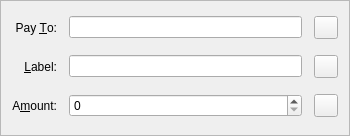
Above: src/qt/forms/sendcoinsentry.ui from FrankygoestoHollywood/CampusCash_Core before the change. Below: the same form after it.
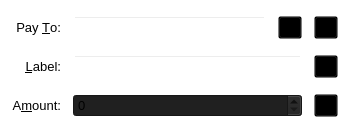
That is the form after the change. Icons and pictures are not drawn. Custom widgets are drawn as their Qt base class.

```diff
--- a/src/qt/forms/sendcoinsentry.ui
+++ b/src/qt/forms/sendcoinsentry.ui
@@ -14,7 +14,7 @@
    <string>Form</string>
   </property>
   <property name="styleSheet">
-   <string notr="true"/>
+   <string notr="true">background: transparent;</string>
   </property>
   <property name="frameShape">
    <enum>QFrame::StyledPanel</enum>
@@ -28,6 +28,15 @@
    </property>
    <item row="3" column="0">
     <widget class="QLabel" name="label_2">
+     <property name="font">
+      <font>
+       <pointsize>10</pointsize>
+      </font>
+     </property>
+     <property name="styleSheet">
+      <string notr="true">background: transparent;
+background-color:transparent;</string>
+     </property>
      <property name="text">
       <string>Pay &amp;To:</string>
      </property>
@@ -41,6 +50,15 @@
    </item>
    <item row="8" column="0">
     <widget class="QLabel" name="label">
+     <property name="font">
+      <font>
+       <pointsize>10</pointsize>
+      </font>
+     </property>
+     <property name="styleSheet">
+      <string notr="true">background: transparent;
+background-color:transparent;</string>
+     </property>
      <property name="text">
       <string>A&amp;mount:</string>
      </property>
@@ -54,6 +72,15 @@
    </item>
    <item row="5" column="0">
     <widget class="QLabel" name="label_4">
+     <property name="font">
+      <font>
+       <pointsize>10</pointsize>
+      </font>
+     </property>
+     <property name="styleSheet">
+      <string notr="true">background: transparent;
+background-color:transparent;</string>
+     </property>
      <property name="text">
       <string>&amp;Label:</string>
      </property>
@@ -69,6 +96,11 @@
     <layout class="QHBoxLayout" name="horizontalLayout_2">
      <item>
       <widget class="QValidatedLineEdit" name="addAsLabel">
+       <property name="font">
+      <font>
+       <pointsize>10</pointsize>
+      </font>
+     </property>
        <property name="toolTip">
         <string>Enter a label for this address to add it to your address book</string>
        </property>
@@ -96,7 +128,16 @@
    <item row="8" column="1">
     <layout class="QHBoxLayout" name="horizontalLayout">
      <item>
-      <widget class="CampusCashAmountField" name="payAmount"/>
+      <widget class="CampusCashAmountField" name="payAmount">
+       <property name="font">
+        <font>
+         <pointsize>10</pointsize>
+        </font>
+       </property>
+       <property name="styleSheet">
+        <string notr="true">background-color: rgb(32, 32, 32);</string>
+       </property>
+      </widget>
      </item>
      <item>
       <widget class="QToolButton" name="deleteButton">
@@ -118,6 +159,11 @@
     <layout class="QHBoxLayout" name="payToLayout">
      <item>
       <widget class="QValidatedLineEdit" name="payTo">
+       <property name="font">
+        <font>
+         <pointsize>10</pointsize>
+        </font>
+       </property>
        <property name="toolTip">
         <string>The address to send the payment to (e.g. C8gZqgY4r2RoEdqYk3QsAqFckyf9pRHN6i)</string>
        </property>
@@ -126,6 +172,29 @@
        </property>
       </widget>
      </item>
+     <item>
+      <widget class="QPushButton" name="BVAC_import_pubkey">
+       <property name="sizePolicy">
+        <sizepolicy hsizetype="Minimum" vsizetype="Fixed">
+         <horstretch>0</horstretch>
+         <verstretch>0</verstretch>
+        </sizepolicy>
+       </property>
+       <property name="maximumSize">
+        <size>
+         <width>24</width>
+         <height>23</height>
+        </size>
+       </property>
+       <property name="text">
+        <string/>
+       </property>
+       <property name="icon">
+        <iconset resource="../bitcoin.qrc">
+         <normaloff>:/icons/bvac</normaloff>:/icons/bvac</iconset>
+       </property>
+      </widget>
+     </item>
      <item>
       <widget class="QToolButton" name="pasteButton">
        <property name="toolTip">
```
